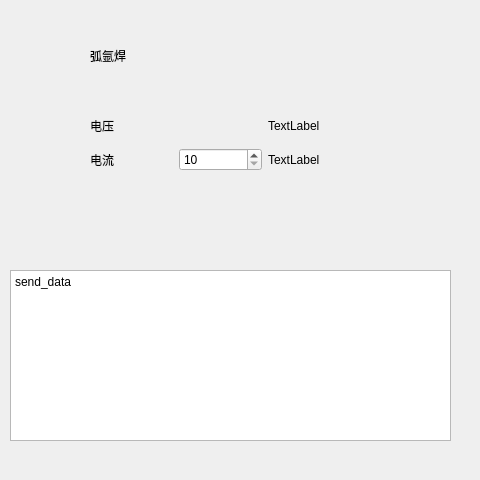
Before: the Qt Designer form untitled4/dialog_argon_protected_welding.ui in ZIME-KING/QT_Learn, drawn with Qt 5.
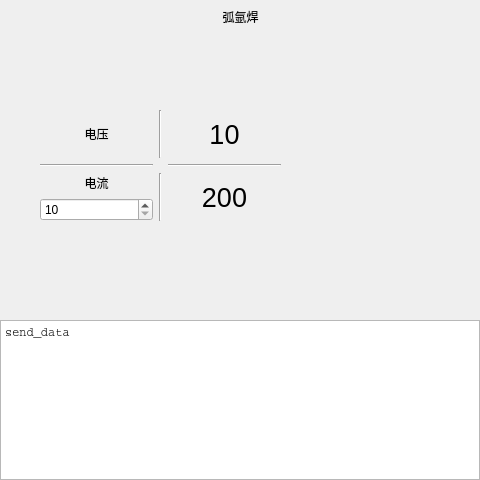
After: the same form once the commit is applied.

Diff of the .ui file:
```diff
--- a/untitled4/dialog_argon_protected_welding.ui
+++ b/untitled4/dialog_argon_protected_welding.ui
@@ -16,45 +16,49 @@
   <widget class="QTextEdit" name="textEdit">
    <property name="geometry">
     <rect>
-     <x>10</x>
-     <y>270</y>
-     <width>441</width>
-     <height>171</height>
+     <x>0</x>
+     <y>320</y>
+     <width>480</width>
+     <height>160</height>
     </rect>
    </property>
    <property name="font">
     <font>
-     <pointsize>16</pointsize>
+     <family>Courier</family>
+     <pointsize>15</pointsize>
     </font>
    </property>
    <property name="html">
     <string>&lt;!DOCTYPE HTML PUBLIC &quot;-//W3C//DTD HTML 4.0//EN&quot; &quot;http://www.w3.org/TR/REC-html40/strict.dtd&quot;&gt;
 &lt;html&gt;&lt;head&gt;&lt;meta name=&quot;qrichtext&quot; content=&quot;1&quot; /&gt;&lt;meta charset=&quot;utf-8&quot; /&gt;&lt;style type=&quot;text/css&quot;&gt;
 p, li { white-space: pre-wrap; }
-&lt;/style&gt;&lt;/head&gt;&lt;body style=&quot; font-family:'Microsoft YaHei UI'; font-size:16pt; font-weight:400; font-style:normal;&quot;&gt;
-&lt;p style=&quot; margin-top:0px; margin-bottom:0px; margin-left:0px; margin-right:0px; -qt-block-indent:0; text-indent:0px;&quot;&gt;&lt;span style=&quot; font-size:9pt;&quot;&gt;send_data&lt;/span&gt;&lt;/p&gt;&lt;/body&gt;&lt;/html&gt;</string>
+&lt;/style&gt;&lt;/head&gt;&lt;body style=&quot; font-family:'Courier'; font-size:15pt; font-weight:400; font-style:normal;&quot;&gt;
+&lt;p style=&quot; margin-top:0px; margin-bottom:0px; margin-left:0px; margin-right:0px; -qt-block-indent:0; text-indent:0px;&quot;&gt;&lt;span style=&quot; font-family:'Microsoft YaHei UI'; font-size:9pt;&quot;&gt;send_data&lt;/span&gt;&lt;/p&gt;&lt;/body&gt;&lt;/html&gt;</string>
    </property>
   </widget>
   <widget class="QLabel" name="label_17">
    <property name="geometry">
     <rect>
-     <x>90</x>
-     <y>40</y>
-     <width>82</width>
-     <height>32</height>
+     <x>0</x>
+     <y>1</y>
+     <width>481</width>
+     <height>31</height>
     </rect>
    </property>
    <property name="text">
     <string>弧氩焊</string>
    </property>
+   <property name="alignment">
+    <set>Qt::AlignCenter</set>
+   </property>
   </widget>
   <widget class="QWidget" name="">
    <property name="geometry">
     <rect>
-     <x>90</x>
+     <x>40</x>
      <y>110</y>
-     <width>261</width>
-     <height>61</height>
+     <width>241</width>
+     <height>111</height>
     </rect>
    </property>
    <layout class="QGridLayout" name="gridLayout_2">
@@ -63,36 +67,90 @@
       <property name="text">
        <string>电压</string>
       </property>
+      <property name="alignment">
+       <set>Qt::AlignCenter</set>
+      </property>
      </widget>
     </item>
+    <item row="2" column="2">
+     <widget class="QLabel" name="label_4">
+      <property name="font">
+       <font>
+        <pointsize>20</pointsize>
+       </font>
+      </property>
+      <property name="text">
+       <string>200</string>
+      </property>
+      <property name="alignment">
+       <set>Qt::AlignCenter</set>
+      </property>
+     </widget>
+    </item>
+    <item row="2" column="0">
+     <layout class="QGridLayout" name="gridLayout">
+      <item row="0" column="0">
+       <widget class="QLabel" name="label_2">
+        <property name="text">
+         <string>电流</string>
+        </property>
+        <property name="alignment">
+         <set>Qt::AlignCenter</set>
+        </property>
+       </widget>
+      </item>
+      <item row="1" column="0">
+       <widget class="QSpinBox" name="spinBox_2">
+        <property name="minimum">
+         <number>10</number>
+        </property>
+        <property name="maximum">
+         <number>270</number>
+        </property>
+       </widget>
+      </item>
+     </layout>
+    </item>
     <item row="0" column="2">
      <widget class="QLabel" name="label_3">
+      <property name="font">
+       <font>
+        <pointsize>20</pointsize>
+       </font>
+      </property>
       <property name="text">
-       <string>TextLabel</string>
+       <string>10</string>
+      </property>
+      <property name="alignment">
+       <set>Qt::AlignCenter</set>
       </property>
      </widget>
     </item>
     <item row="1" column="0">
-     <widget class="QLabel" name="label_2">
-      <property name="text">
-       <string>电流</string>
-      </property>
-     </widget>
-    </item>
-    <item row="1" column="1">
-     <widget class="QSpinBox" name="spinBox_2">
-      <property name="minimum">
-       <number>10</number>
-      </property>
-      <property name="maximum">
-       <number>270</number>
+     <widget class="Line" name="line">
+      <property name="orientation">
+       <enum>Qt::Horizontal</enum>
       </property>
      </widget>
     </item>
     <item row="1" column="2">
-     <widget class="QLabel" name="label_4">
-      <property name="text">
-       <string>TextLabel</string>
+     <widget class="Line" name="line_2">
+      <property name="orientation">
+       <enum>Qt::Horizontal</enum>
+      </property>
+     </widget>
+    </item>
+    <item row="2" column="1">
+     <widget class="Line" name="line_3">
+      <property name="orientation">
+       <enum>Qt::Vertical</enum>
+      </property>
+     </widget>
+    </item>
+    <item row="0" column="1">
+     <widget class="Line" name="line_4">
+      <property name="orientation">
+       <enum>Qt::Vertical</enum>
       </property>
      </widget>
     </item>
```
